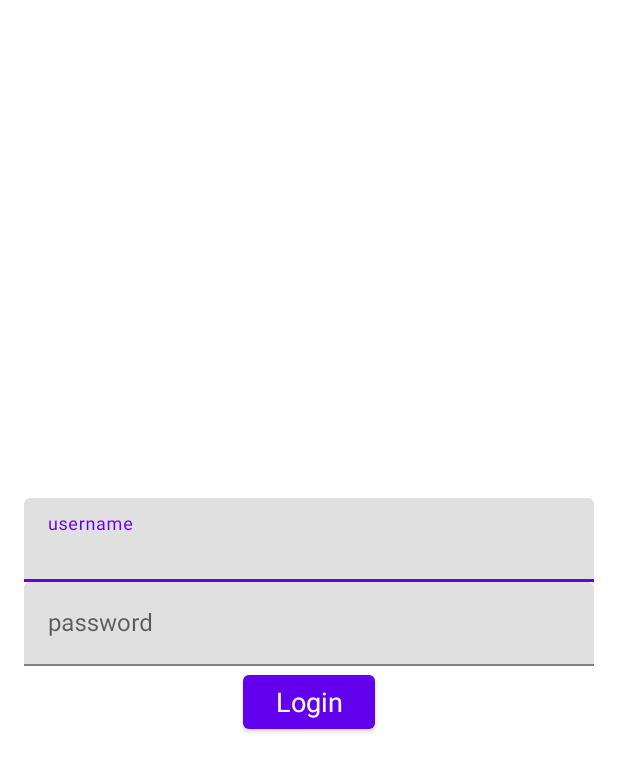
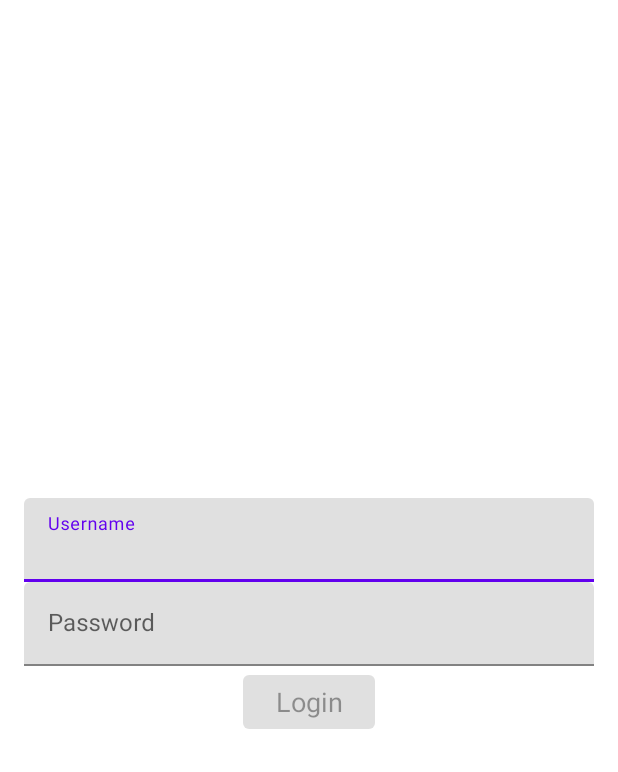
Before and after one commit to khadkarajesh/Auth, an Android app: the screen it shows after launch (LoginActivity), on a phone screen of 412 x 824 dp. Shown: the top 772 px of the screen. Run offline under Robolectric (Android 15) with nearby library versions, the phone set to English and light mode, and no system bars; our stand-ins replace data binding; libraries missing offline, so code that uses them is left out: org.koin.android, org.koin.androidx; 2 statements that could not run were skipped.

Commit message:
move resource on res directory

```diff
--- a/auth/src/main/java/com/smartmobe/auth/ui/LoginActivity.kt
+++ b/auth/src/main/java/com/smartmobe/auth/ui/LoginActivity.kt
@@ -16,6 +16,7 @@ class LoginActivity : BaseActivity<LoginViewModel, ActivityLoginBinding>(LoginVi
 
     override fun onCreate(savedInstanceState: Bundle?) {
         super.onCreate(savedInstanceState)
+        login_btn_submit.isEnabled = isValid()
         login_edt_username.addTextChangedListener(object : TextWatcher {
             override fun afterTextChanged(s: Editable?) {
             }
--- a/auth/src/main/res/layout/activity_login.xml
+++ b/auth/src/main/res/layout/activity_login.xml
@@ -19,7 +19,7 @@
             android:id="@+id/login_til_username"
             android:layout_width="match_parent"
             android:layout_height="wrap_content"
-            android:hint="username">
+            android:hint="@string/hint_auth_username">
 
             <com.google.android.material.textfield.TextInputEditText
                 android:id="@+id/login_edt_username"
@@ -31,11 +31,12 @@
             android:id="@+id/login_til_password"
             android:layout_width="match_parent"
             android:layout_height="wrap_content"
-            android:hint="password">
+            android:hint="@string/hint_auth_password">
 
             <com.google.android.material.textfield.TextInputEditText
                 android:id="@+id/login_edt_password"
                 android:layout_width="match_parent"
+                android:inputType="textPassword"
                 android:layout_height="wrap_content" />
         </com.google.android.material.textfield.TextInputLayout>
 
@@ -44,7 +45,7 @@
             android:layout_width="wrap_content"
             android:layout_height="wrap_content"
             android:layout_gravity="center"
-            android:text="Login"
+            android:text="@string/hint_auth_login"
             android:textAppearance="@style/TextAppearance.AppCompat.Medium" />
 
     </LinearLayout>
--- a/auth/src/main/res/values/strings.xml
+++ b/auth/src/main/res/values/strings.xml
@@ -3,4 +3,7 @@
     <string name="msg_auth_username_empty">Username cannot be empty</string>
     <string name="msg_auth_email_invalid">Enter valid email</string>
     <string name="msg_auth_password_empty">Password cannot be empty</string>
+    <string name="hint_auth_login">Login</string>
+    <string name="hint_auth_password">Password</string>
+    <string name="hint_auth_username">Username</string>
 </resources>
```
